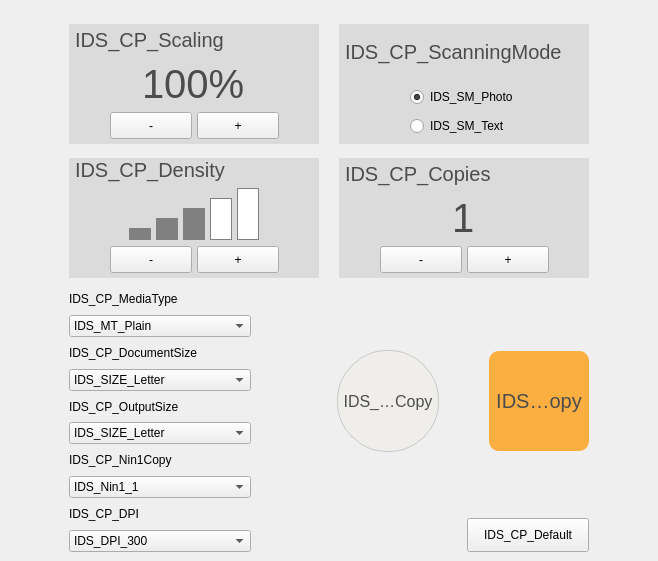
First picture: the form in tabcopy.ui, repository lzk/richovop, before the edit.
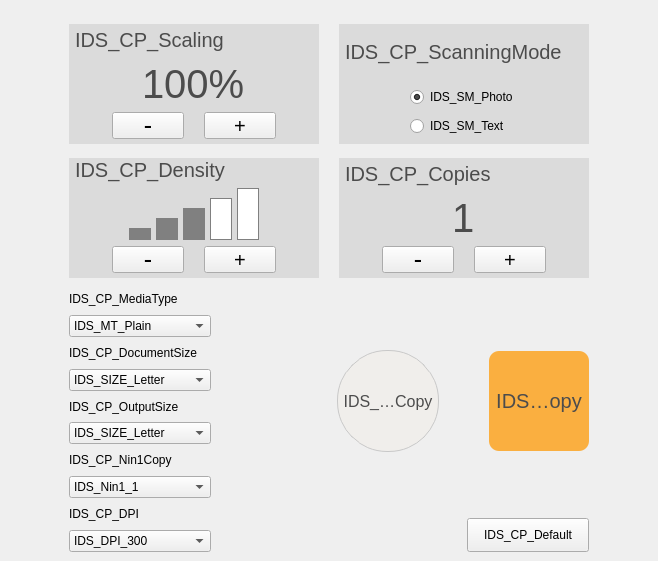
Second picture: the form after the edit.

```diff
--- a/tabcopy.ui
+++ b/tabcopy.ui
@@ -93,12 +93,12 @@
 max-height:50;
 background-color:white;
 }
-
+/*
 #TabCopy QComboBox
 {
 min-width:180px;
 max-width:180px;
-}
+}*/
 
 #TabCopy QToolButton
 {
@@ -147,11 +147,24 @@
 
 #TabCopy QPushButton
 {
-	min-width:80;
-	max-width:80;
+	min-width:70;
+	max-width:70;
 	min-height:25;
 	max-height:25;
 }
+#scaling_plus,
+#copies_plus,
+#density_plus
+{
+font:20px;
+}
+#scaling_minus,
+#copies_minus,
+#density_minus
+{
+font:25px;
+}
+
 
 #TabCopy #btn_default
 {
@@ -236,6 +249,9 @@
             </item>
             <item>
              <layout class="QHBoxLayout" name="horizontalLayout_5">
+              <property name="spacing">
+               <number>20</number>
+              </property>
               <item>
                <spacer name="horizontalSpacer_11">
                 <property name="orientation">
@@ -339,6 +355,9 @@
             </item>
             <item>
              <layout class="QHBoxLayout" name="horizontalLayout_3">
+              <property name="spacing">
+               <number>20</number>
+              </property>
               <item>
                <spacer name="horizontalSpacer_9">
                 <property name="orientation">
@@ -592,6 +611,9 @@
             </item>
             <item>
              <layout class="QHBoxLayout" name="horizontalLayout_4">
+              <property name="spacing">
+               <number>20</number>
+              </property>
               <item>
                <spacer name="horizontalSpacer_7">
                 <property name="orientation">
@@ -734,6 +756,18 @@
           </item>
           <item>
            <widget class="QComboBox" name="combo_documentType">
+            <property name="minimumSize">
+             <size>
+              <width>0</width>
+              <height>0</height>
+             </size>
+            </property>
+            <property name="maximumSize">
+             <size>
+              <width>16777215</width>
+              <height>16777215</height>
+             </size>
+            </property>
             <property name="focusPolicy">
              <enum>Qt::NoFocus</enum>
             </property>
@@ -773,6 +807,18 @@
           </item>
           <item>
            <widget class="QComboBox" name="combo_documentSize">
+            <property name="minimumSize">
+             <size>
+              <width>0</width>
+              <height>0</height>
+             </size>
+            </property>
+            <property name="maximumSize">
+             <size>
+              <width>16777215</width>
+              <height>16777215</height>
+             </size>
+            </property>
             <property name="focusPolicy">
              <enum>Qt::NoFocus</enum>
             </property>
@@ -812,6 +858,18 @@
           </item>
           <item>
            <widget class="QComboBox" name="combo_outputSize">
+            <property name="minimumSize">
+             <size>
+              <width>0</width>
+              <height>0</height>
+             </size>
+            </property>
+            <property name="maximumSize">
+             <size>
+              <width>16777215</width>
+              <height>16777215</height>
+             </size>
+            </property>
             <property name="focusPolicy">
              <enum>Qt::NoFocus</enum>
             </property>
@@ -866,6 +924,18 @@
           </item>
           <item>
            <widget class="QComboBox" name="combo_nIn1Copy">
+            <property name="minimumSize">
+             <size>
+              <width>0</width>
+              <height>0</height>
+             </size>
+            </property>
+            <property name="maximumSize">
+             <size>
+              <width>16777215</width>
+              <height>16777215</height>
+             </size>
+            </property>
             <property name="focusPolicy">
              <enum>Qt::NoFocus</enum>
             </property>
@@ -900,6 +970,18 @@
           </item>
           <item>
            <widget class="QComboBox" name="combo_dpi">
+            <property name="minimumSize">
+             <size>
+              <width>0</width>
+              <height>0</height>
+             </size>
+            </property>
+            <property name="maximumSize">
+             <size>
+              <width>16777215</width>
+              <height>16777215</height>
+             </size>
+            </property>
             <property name="focusPolicy">
              <enum>Qt::NoFocus</enum>
             </property>
```
